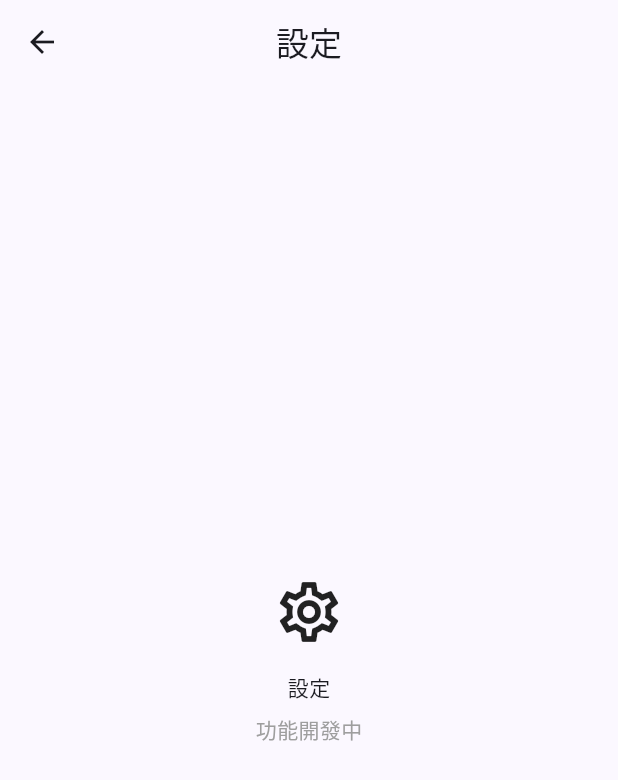
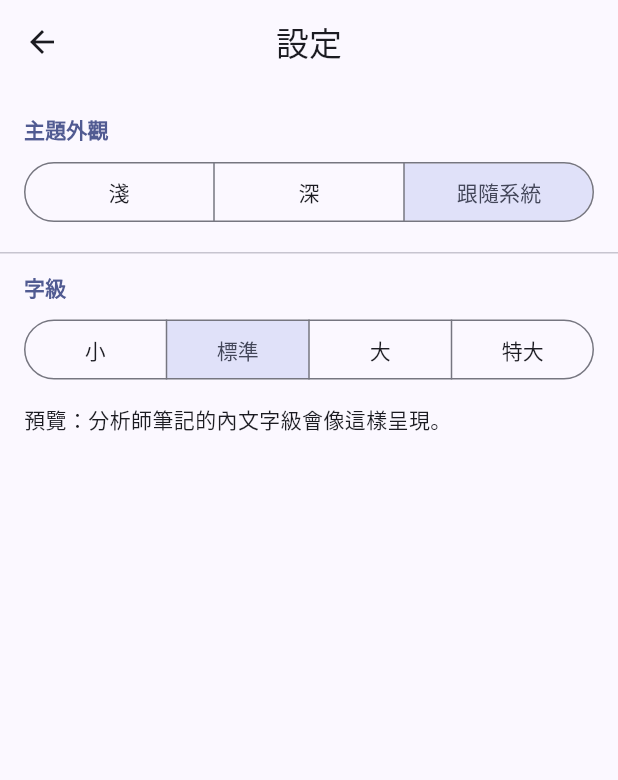
Before and after one commit to gary8107/stockAnalysis, a Flutter app: the SettingsPage screen opened directly, on a phone screen of 412 x 824 dp. Shown: the top 780 px of the screen. Run offline on Flutter 3.47's test engine with Material 3 defaults, Android fonts, the phone set to English and light mode, and no system bars; our stand-ins replace flutter_markdown, go_router, shared_preferences; accounts and stored records are empty; network calls fail.

Commit message:
feat: 設定 Tab 第一批（深淺色 + 字級）+ web 設定入口
- 新增 ThemeProvider（themeMode + textScale，shared_preferences 持久化、
  建構式非同步載入 + try/catch 防呆）
- main.dart / main_mobile.dart 兩個 entry 都接 ThemeProvider：
  MultiProvider 加 ChangeNotifierProvider、MaterialApp 外包 Consumer、
  themeMode 讀 provider、builder 用 MediaQuery.textScaler 套字級
- SettingsPage 從 placeholder 改成實際 UI（主題 + 字級 SegmentedButton），
  並移到 views/shared/ 供 mobile（BottomNav）與 web 共用
- web HomePage banner 右上角加齒輪 → /settings route（web 無 BottomNav）
- 加 shared_preferences 依賴（含 iOS/macOS plugin 註冊檔與 Podfile）

Co-Authored-By: Claude Opus 4.7 <noreply@anthropic.com>

```diff
--- a/lib/views/mobile/app_shell.dart
+++ b/lib/views/mobile/app_shell.dart
@@ -10,9 +10,9 @@
 
 import 'package:flutter/material.dart';
 
+import '../shared/settings_page.dart';
 import 'analyst_list_page.dart';
 import 'comparison_home_page.dart';
-import 'settings_page.dart';
 
 class AppShell extends StatefulWidget {
   const AppShell({super.key});
--- a/lib/views/mobile/settings_page.dart
+++ /dev/null
@@ -1,38 +0,0 @@
-// settings_page.dart
-//
-// 設定 Tab：之後會放深淺色 / 字級 / 資料更新時間 / 版本 等項目。
-// 第一版先放 placeholder。
-
-import 'package:flutter/material.dart';
-
-class SettingsPage extends StatelessWidget {
-  const SettingsPage({super.key});
-
-  @override
-  Widget build(BuildContext context) {
-    return Scaffold(
-      appBar: AppBar(
-        title: const Text('設定'),
-        centerTitle: true,
-      ),
-      body: const Center(
-        child: Padding(
-          padding: EdgeInsets.all(24),
-          child: Column(
-            mainAxisAlignment: MainAxisAlignment.center,
-            children: [
-              Icon(Icons.settings_outlined, size: 48),
-              SizedBox(height: 16),
-              Text('設定'),
-              SizedBox(height: 8),
-              Text(
-                '功能開發中',
-                style: TextStyle(color: Colors.grey),
-              ),
-            ],
-          ),
-        ),
-      ),
-    );
-  }
-}
--- /dev/null
+++ b/lib/views/shared/settings_page.dart
@@ -0,0 +1,95 @@
+// settings_page.dart
+//
+// 設定 Tab（mobile BottomNav 第三個 Tab）。
+// 第一批：深淺色切換（淺 / 深 / 跟隨系統）+ 字級段階（小 / 標準 / 大 / 特大）。
+// 兩者都讀寫 ThemeProvider（持久化在 shared_preferences），MaterialApp 即時跟著變。
+// 後續第二批會再加「資料資訊區」與「關於頁」。
+
+import 'package:flutter/material.dart';
+import 'package:provider/provider.dart';
+
+import '../../providers/theme_provider.dart';
+
+class SettingsPage extends StatelessWidget {
+  const SettingsPage({super.key});
+
+  // 字級段階對應的中文標籤（值取自 ThemeProvider.textScaleSteps，順序一致）
+  static const _textScaleLabels = ['小', '標準', '大', '特大'];
+
+  @override
+  Widget build(BuildContext context) {
+    // watch：themeMode / textScale 改變時這頁的 SegmentedButton 選中狀態跟著更新
+    final themeProvider = context.watch<ThemeProvider>();
+    return Scaffold(
+      appBar: AppBar(title: const Text('設定'), centerTitle: true),
+      body: ListView(
+        padding: const EdgeInsets.symmetric(vertical: 8),
+        children: [
+          const _SectionHeader('主題外觀'),
+          Padding(
+            padding: const EdgeInsets.fromLTRB(16, 4, 16, 16),
+            child: SegmentedButton<ThemeMode>(
+              showSelectedIcon: false,
+              segments: const [
+                ButtonSegment(value: ThemeMode.light, label: Text('淺')),
+                ButtonSegment(value: ThemeMode.dark, label: Text('深')),
+                ButtonSegment(value: ThemeMode.system, label: Text('跟隨系統')),
+              ],
+              selected: {themeProvider.themeMode},
+              onSelectionChanged: (selection) =>
+                  context.read<ThemeProvider>().setThemeMode(selection.first),
+            ),
+          ),
+          const Divider(height: 1),
+          const _SectionHeader('字級'),
+          Padding(
+            padding: const EdgeInsets.fromLTRB(16, 4, 16, 12),
+            child: SegmentedButton<double>(
+              showSelectedIcon: false,
+              segments: [
+                for (var i = 0; i < ThemeProvider.textScaleSteps.length; i++)
+                  ButtonSegment(
+                    value: ThemeProvider.textScaleSteps[i],
+                    label: Text(_textScaleLabels[i]),
+                  ),
+              ],
+              selected: {themeProvider.textScale},
+              onSelectionChanged: (selection) =>
+                  context.read<ThemeProvider>().setTextScale(selection.first),
+            ),
+          ),
+          // 即時預覽：這行字會跟著上面的字級設定一起放大縮小
+          Padding(
+            padding: const EdgeInsets.fromLTRB(16, 0, 16, 8),
+            child: Text(
+              '預覽：分析師筆記的內文字級會像這樣呈現。',
+              style: Theme.of(context).textTheme.bodyMedium,
+            ),
+          ),
+        ],
+      ),
+    );
+  }
+}
+
+/// 設定區塊的小標題（如「主題外觀」「字級」）。
+class _SectionHeader extends StatelessWidget {
+  const _SectionHeader(this.title);
+
+  final String title;
+
+  @override
+  Widget build(BuildContext context) {
+    final theme = Theme.of(context);
+    return Padding(
+      padding: const EdgeInsets.fromLTRB(16, 12, 16, 4),
+      child: Text(
+        title,
+        style: theme.textTheme.titleSmall?.copyWith(
+          color: theme.colorScheme.primary,
+          fontWeight: FontWeight.bold,
+        ),
+      ),
+    );
+  }
+}
--- a/pubspec.yaml
+++ b/pubspec.yaml
@@ -42,6 +42,7 @@ dependencies:
   # State management：跟 SwiftUI @ObservedObject 同個概念
   provider: ^6.1.2
   http: ^1.6.0
+  shared_preferences: ^2.5.5
 
 dev_dependencies:
   flutter_test:
```
Also changed, not shown: lib/main.dart (+27 -3 lines), lib/main_mobile.dart (+21 -2 lines), lib/providers/theme_provider.dart (added, +77 -0 lines), lib/views/web/home_page.dart (+13 -0 lines), pubspec.lock, 7 other files.
